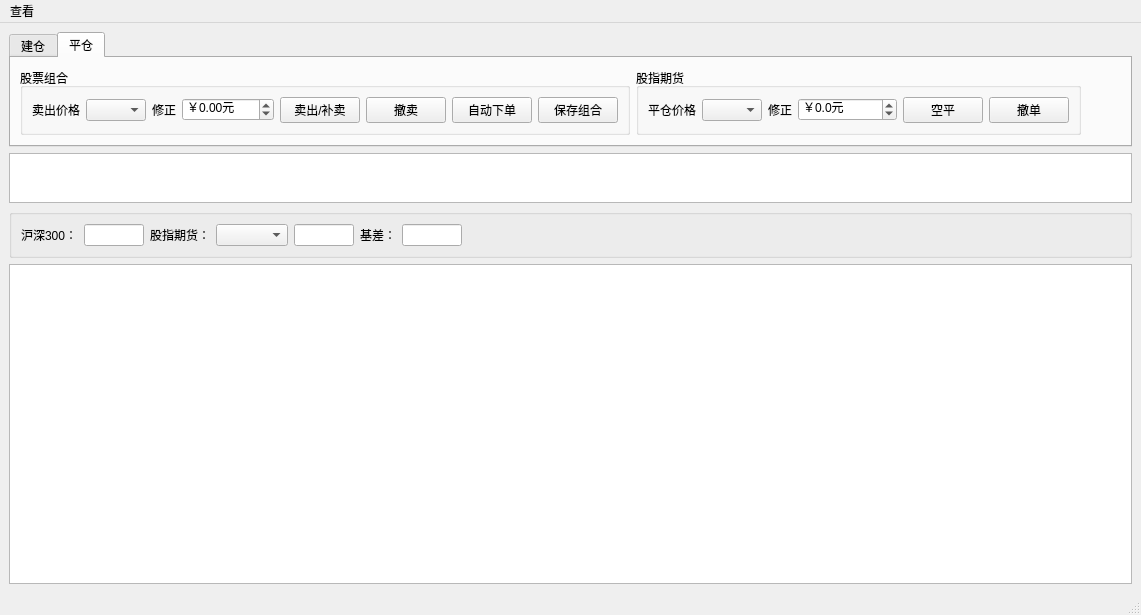
Old version of the form easytrader/tradeui.ui in the repository unit-xx/xfiles.
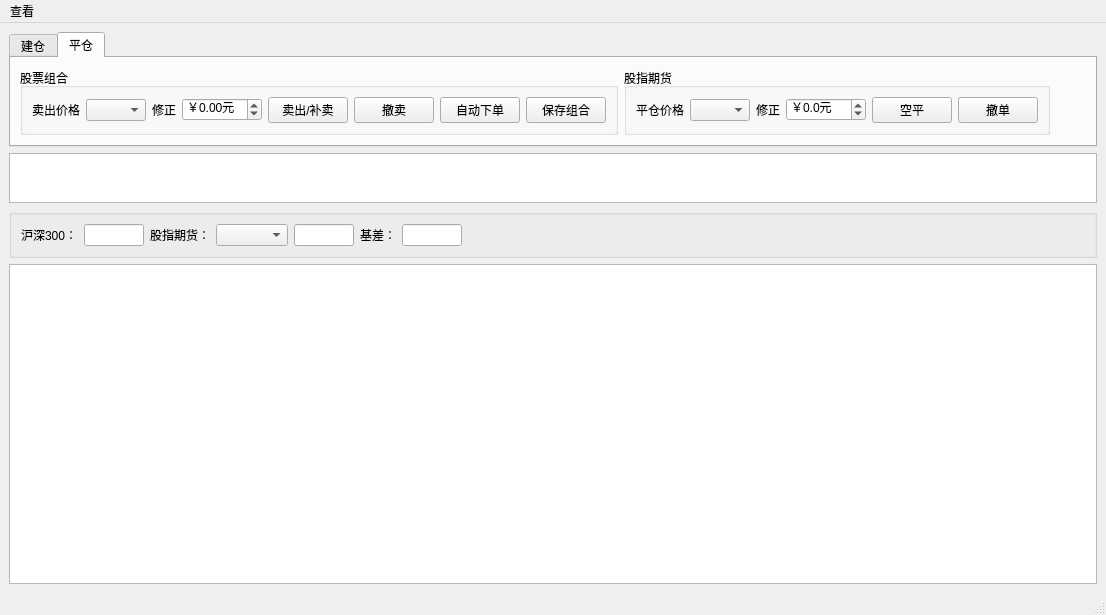
New version of the form. The open tabs and pages were chosen to show the change.

Patch:
```diff
--- a/easytrader/tradeui.ui
+++ b/easytrader/tradeui.ui
@@ -6,7 +6,7 @@
    <rect>
     <x>0</x>
     <y>0</y>
-    <width>1076</width>
+    <width>1106</width>
     <height>615</height>
    </rect>
   </property>
@@ -329,6 +329,18 @@
            </item>
            <item row="0" column="3">
             <widget class="QDoubleSpinBox" name="sellpricefixspin">
+             <property name="minimumSize">
+              <size>
+               <width>80</width>
+               <height>0</height>
+              </size>
+             </property>
+             <property name="maximumSize">
+              <size>
+               <width>80</width>
+               <height>16777215</height>
+              </size>
+             </property>
              <property name="prefix">
               <string>￥</string>
              </property>
@@ -359,8 +371,8 @@
           </property>
           <property name="sizeHint" stdset="0">
            <size>
-            <width>40</width>
-            <height>20</height>
+            <width>0</width>
+            <height>0</height>
            </size>
           </property>
          </spacer>
@@ -423,6 +435,18 @@
            </item>
            <item row="0" column="4">
             <widget class="QDoubleSpinBox" name="closepricefixspin">
+             <property name="minimumSize">
+              <size>
+               <width>80</width>
+               <height>0</height>
+              </size>
+             </property>
+             <property name="maximumSize">
+              <size>
+               <width>80</width>
+               <height>16777215</height>
+              </size>
+             </property>
              <property name="prefix">
               <string>￥</string>
              </property>
@@ -644,8 +668,8 @@
     <rect>
      <x>0</x>
      <y>0</y>
-     <width>1076</width>
-     <height>18</height>
+     <width>1106</width>
+     <height>19</height>
     </rect>
    </property>
    <property name="nativeMenuBar">
```
Left out of the diff: 24 changed lines with no effect on the pictures.
